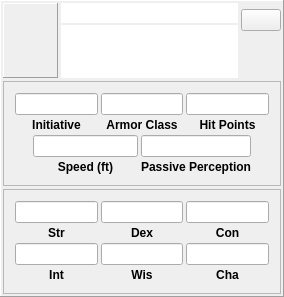
Before: the Qt Designer form DMHelper/src/partycharactergridframe.ui in MMetze/DMHelper, drawn with Qt 5.
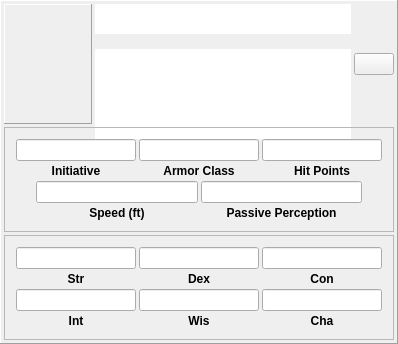
After: the same form once the commit is applied. Icons and pictures are not drawn.

```diff
--- a/DMHelper/src/partycharactergridframe.ui
+++ b/DMHelper/src/partycharactergridframe.ui
@@ -2,14 +2,6 @@
 <ui version="4.0">
  <class>PartyCharacterGridFrame</class>
  <widget class="QFrame" name="PartyCharacterGridFrame">
-  <property name="geometry">
-   <rect>
-    <x>0</x>
-    <y>0</y>
-    <width>284</width>
-    <height>295</height>
-   </rect>
-  </property>
   <property name="sizePolicy">
    <sizepolicy hsizetype="Maximum" vsizetype="Maximum">
     <horstretch>0</horstretch>
@@ -31,24 +23,27 @@
   <property name="lineWidth">
    <number>1</number>
   </property>
-  <layout class="QVBoxLayout" name="verticalLayout_5">
+  <layout class="QVBoxLayout" name="verticalLayout_4" stretch="0,1,1">
    <property name="spacing">
     <number>3</number>
    </property>
    <property name="leftMargin">
-    <number>2</number>
+    <number>3</number>
    </property>
    <property name="topMargin">
-    <number>2</number>
+    <number>3</number>
    </property>
    <property name="rightMargin">
-    <number>2</number>
+    <number>3</number>
    </property>
    <property name="bottomMargin">
-    <number>2</number>
+    <number>3</number>
    </property>
    <item>
     <layout class="QHBoxLayout" name="horizontalLayout">
+     <property name="spacing">
+      <number>3</number>
+     </property>
      <item>
       <widget class="QLabel" name="lblIcon">
        <property name="sizePolicy">
@@ -59,14 +54,14 @@
        </property>
        <property name="minimumSize">
         <size>
-         <width>55</width>
-         <height>75</height>
+         <width>88</width>
+         <height>120</height>
         </size>
        </property>
        <property name="maximumSize">
         <size>
-         <width>55</width>
-         <height>75</height>
+         <width>88</width>
+         <height>120</height>
         </size>
        </property>
        <property name="frameShape">
@@ -86,7 +81,7 @@
      <item>
       <layout class="QVBoxLayout" name="verticalLayout_3">
        <property name="spacing">
-        <number>2</number>
+        <number>0</number>
        </property>
        <item>
         <widget class="QLineEdit" name="edtName">
@@ -99,6 +94,18 @@
            <verstretch>0</verstretch>
           </sizepolicy>
          </property>
+         <property name="minimumSize">
+          <size>
+           <width>0</width>
+           <height>30</height>
+          </size>
+         </property>
+         <property name="maximumSize">
+          <size>
+           <width>16777215</width>
+           <height>30</height>
+          </size>
+         </property>
          <property name="font">
           <font>
            <weight>75</weight>
@@ -119,7 +126,7 @@
        <item>
         <widget class="QTextEdit" name="edtRace">
          <property name="sizePolicy">
-          <sizepolicy hsizetype="Preferred" vsizetype="Expanding">
+          <sizepolicy hsizetype="Preferred" vsizetype="Preferred">
            <horstretch>0</horstretch>
            <verstretch>0</verstretch>
           </sizepolicy>
@@ -127,7 +134,13 @@
          <property name="minimumSize">
           <size>
            <width>0</width>
-           <height>50</height>
+           <height>90</height>
+          </size>
+         </property>
+         <property name="maximumSize">
+          <size>
+           <width>16777215</width>
+           <height>60</height>
           </size>
          </property>
          <property name="frameShape">
@@ -142,19 +155,15 @@
          <property name="readOnly">
           <bool>true</bool>
          </property>
-         <property name="html">
-          <string>&lt;!DOCTYPE HTML PUBLIC &quot;-//W3C//DTD HTML 4.0//EN&quot; &quot;http://www.w3.org/TR/REC-html40/strict.dtd&quot;&gt;
-&lt;html&gt;&lt;head&gt;&lt;meta name=&quot;qrichtext&quot; content=&quot;1&quot; /&gt;&lt;style type=&quot;text/css&quot;&gt;
-p, li { white-space: pre-wrap; }
-&lt;/style&gt;&lt;/head&gt;&lt;body style=&quot; font-family:'MS Shell Dlg 2'; font-size:4.125pt; font-weight:400; font-style:normal;&quot;&gt;
-&lt;p style=&quot;-qt-paragraph-type:empty; margin-top:0px; margin-bottom:0px; margin-left:0px; margin-right:0px; -qt-block-indent:0; text-indent:0px; font-size:12pt;&quot;&gt;&lt;br /&gt;&lt;/p&gt;&lt;/body&gt;&lt;/html&gt;</string>
-         </property>
         </widget>
        </item>
       </layout>
      </item>
      <item>
       <layout class="QVBoxLayout" name="updateLayout">
+       <property name="spacing">
+        <number>0</number>
+       </property>
        <item>
         <widget class="QPushButton" name="btnUpdate">
          <property name="sizePolicy">
@@ -188,8 +197,8 @@
          </property>
          <property name="sizeHint" stdset="0">
           <size>
-           <width>20</width>
-           <height>40</height>
+           <width>5</width>
+           <height>0</height>
           </size>
          </property>
         </spacer>
```
Left out of the diff: 2 changed lines with no effect on the pictures.
